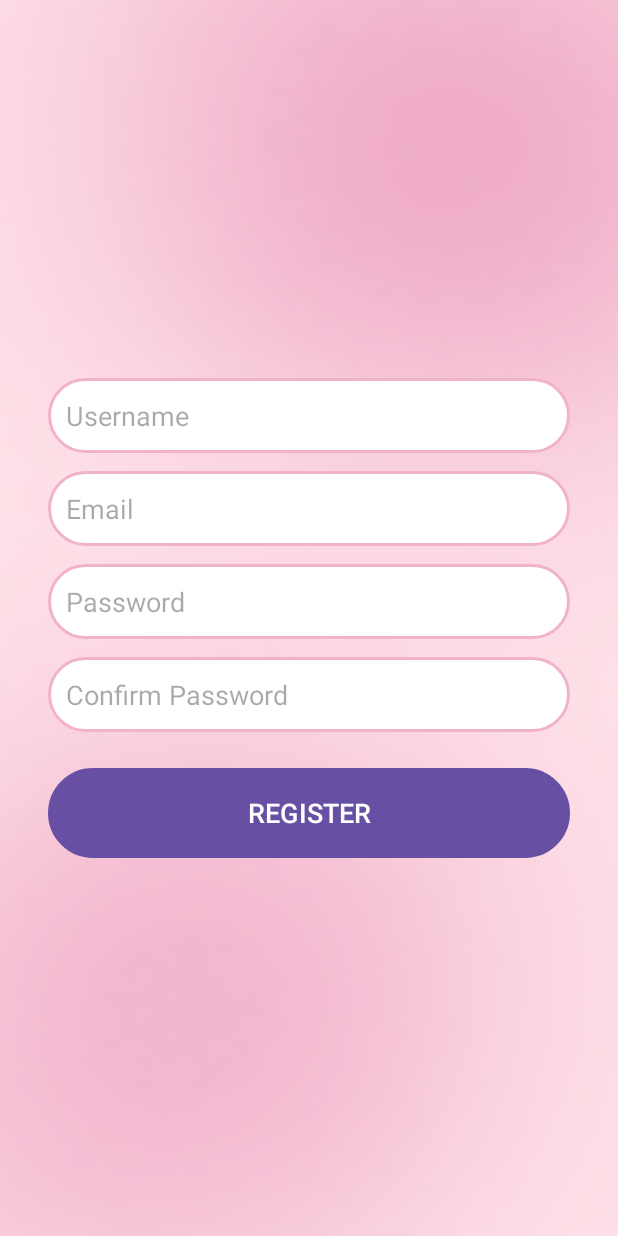
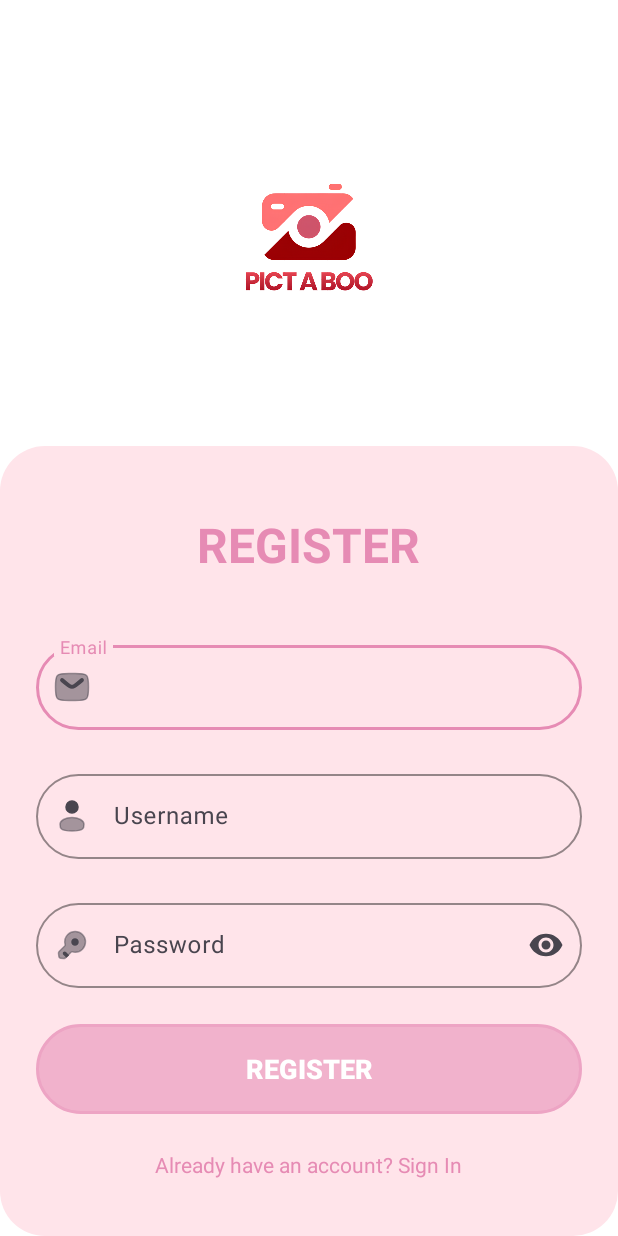
Before and after one commit to adeynt/Pict-A-Boo, an Android app: the RegisterActivity screen opened directly, with no data from a screen before it, on a phone screen of 412 x 824 dp. Run offline under Robolectric (Android 15) with nearby library versions, the phone set to English and light mode, and no system bars.

Commit message:
tambahan login & register

```diff
--- a/app/src/main/java/com/pictaboo/app/RegisterActivity.kt
+++ b/app/src/main/java/com/pictaboo/app/RegisterActivity.kt
@@ -2,42 +2,53 @@ package com.pictaboo.app
 
 import android.content.Intent
 import android.os.Bundle
-import android.widget.Button
-import android.widget.EditText
+import android.widget.TextView
 import android.widget.Toast
 import androidx.appcompat.app.AppCompatActivity
+import com.google.android.material.button.MaterialButton
+import com.google.android.material.textfield.TextInputEditText
 
 class RegisterActivity : AppCompatActivity() {
+
+    private lateinit var etUsername: TextInputEditText
+    private lateinit var etEmail: TextInputEditText
+    private lateinit var etPassword: TextInputEditText
+    private lateinit var btnRegister: MaterialButton
+    private lateinit var tvLoginPrompt: TextView
 
     override fun onCreate(savedInstanceState: Bundle?) {
         super.onCreate(savedInstanceState)
         setContentView(R.layout.activity_register)
 
-        val etUsername = findViewById<EditText>(R.id.etUsername)
-        val etEmail = findViewById<EditText>(R.id.etEmail)
-        val etPassword = findViewById<EditText>(R.id.etPassword)
-        val etConfirmPassword = findViewById<EditText>(R.id.etConfirmPassword)
-        val btnRegister = findViewById<Button>(R.id.btnRegister)
+        // Inisialisasi view
+        etUsername = findViewById(R.id.etUsername)
+        etEmail = findViewById(R.id.etEmail)
+        etPassword = findViewById(R.id.etPassword)
+        btnRegister = findViewById(R.id.btnRegister)
+        tvLoginPrompt = findViewById(R.id.tvLoginPrompt)
 
+        // Listener tombol register
         btnRegister.setOnClickListener {
-            val username = etUsername.text.toString().trim()
-            val email = etEmail.text.toString().trim()
-            val password = etPassword.text.toString().trim()
-            val confirmPassword = etConfirmPassword.text.toString().trim()
+            val username = etUsername.text?.toString()?.trim() ?: ""
+            val email = etEmail.text?.toString()?.trim() ?: ""
+            val password = etPassword.text?.toString()?.trim() ?: ""
 
-            if (username.isEmpty() || email.isEmpty() || password.isEmpty() || confirmPassword.isEmpty()) {
+            if (username.isEmpty() || email.isEmpty() || password.isEmpty()) {
                 Toast.makeText(this, "Please fill in all fields", Toast.LENGTH_SHORT).show()
-            } else if (password != confirmPassword) {
-                Toast.makeText(this, "Passwords do not match", Toast.LENGTH_SHORT).show()
             } else {
-                // TODO: Tambahkan logika register ke backend / Firebase
-                Toast.makeText(this, "Registration successful!", Toast.LENGTH_SHORT).show()
+                // TODO: Tambahkan logika register (misal ke backend atau Firebase)
+                Toast.makeText(this, "Registration successful! Please sign in.", Toast.LENGTH_SHORT).show()
 
-                // Setelah register, pindah ke MainActivity
-                val intent = Intent(this, MainActivity::class.java)
-                startActivity(intent)
+                // ✅ Setelah register, pindah ke Login
+                startActivity(Intent(this, LoginActivity::class.java))
                 finish()
             }
         }
+
+        // 👇 Tambahan: teks "Already have an account? Sign In"
+        tvLoginPrompt.setOnClickListener {
+            startActivity(Intent(this, LoginActivity::class.java))
+            finish()
+        }
     }
 }
--- /dev/null
+++ b/app/src/main/res/drawable/box_background_pink.xml
@@ -0,0 +1,8 @@
+<shape xmlns:android="http://schemas.android.com/apk/res/android"
+    android:shape="rectangle">
+
+    <!-- Pink -->
+    <solid android:color="#FFE4EA"/>
+    <corners android:radius="30dp"/>
+
+</shape>
--- /dev/null
+++ b/app/src/main/res/drawable/ic_email.xml
@@ -0,0 +1,18 @@
+<vector xmlns:android="http://schemas.android.com/apk/res/android"
+    android:width="24dp"
+    android:height="24dp"
+    android:viewportWidth="24"
+    android:viewportHeight="24">
+  <path
+      android:strokeWidth="1"
+      android:pathData="M14.2,3H9.8C5.652,3 3.577,3 2.289,4.318C1,5.636 1,7.757 1,12C1,16.243 1,18.364 2.289,19.682C3.577,21 5.652,21 9.8,21H14.2C18.348,21 20.423,21 21.711,19.682C23,18.364 23,16.243 23,12C23,7.757 23,5.636 21.711,4.318C20.423,3 18.348,3 14.2,3Z"
+      android:strokeAlpha="0.5"
+      android:fillColor="#E68BB4"
+      android:strokeColor="#E68BB4"
+      android:fillAlpha="0.5"/>
+  <path
+      android:strokeWidth="1"
+      android:pathData="M19.128,8.033C19.478,7.741 19.526,7.221 19.234,6.871C18.942,6.521 18.422,6.474 18.072,6.765L15.697,8.744C14.671,9.6 13.958,10.191 13.357,10.578C12.775,10.953 12.38,11.079 12,11.079C11.621,11.079 11.226,10.953 10.644,10.578C10.042,10.191 9.329,9.6 8.303,8.744L5.928,6.765C5.578,6.474 5.058,6.521 4.766,6.871C4.475,7.221 4.522,7.741 4.872,8.033L7.288,10.047C8.263,10.859 9.053,11.518 9.751,11.966C10.477,12.433 11.185,12.729 12,12.729C12.815,12.729 13.523,12.433 14.25,11.966C14.947,11.518 15.737,10.859 16.712,10.047L19.128,8.033Z"
+      android:fillColor="#E68BB4"
+      android:strokeColor="#E68BB4"/>
+</vector>
--- a/app/src/main/res/layout/activity_register.xml
+++ b/app/src/main/res/layout/activity_register.xml
@@ -1,57 +1,145 @@
 <LinearLayout
     xmlns:android="http://schemas.android.com/apk/res/android"
+    xmlns:app="http://schemas.android.com/apk/res-auto"
     android:orientation="vertical"
-    android:gravity="center"
     android:layout_width="match_parent"
     android:layout_height="match_parent"
-    android:padding="32dp"
-    android:background="@drawable/landing_page">
+    android:background="@color/white">
 
-    <EditText
+    <!-- Spacer atas -->
+    <View
+        android:layout_width="match_parent"
+        android:layout_height="0dp"
+        android:layout_weight="0.2"/>
+
+    <!-- Logo -->
+    <ImageView
+        android:id="@+id/imgLogo"
+        android:layout_width="120dp"
+        android:layout_height="120dp"
+        android:src="@drawable/logo_pictabook"
+        android:layout_gravity="center"
+        android:contentDescription="App Logo"
+        android:layout_marginBottom="20dp"/>
+
+    <!-- Spacer bawah -->
+    <View
+        android:layout_width="match_parent"
+        android:layout_height="0dp"
+        android:layout_weight="0.1"/>
+
+    <!-- Kotak input dan tombol -->
+    <LinearLayout
+        android:orientation="vertical"
+        android:layout_width="match_parent"
+        android:layout_height="0dp"
+        android:layout_weight="1"
+        android:background="@drawable/box_background_pink"
+        android:padding="24dp">
+
+        <!-- Title REGISTER -->
+        <TextView
+            android:id="@+id/tvRegisterTitle"
+            android:layout_width="wrap_content"
+            android:layout_height="wrap_content"
+            android:text="REGISTER"
+            android:textSize="32sp"
+            android:textStyle="bold"
+            android:textColor="#E68BB4"
+            android:layout_gravity="center_horizontal"
+            android:layout_marginBottom="40dp"
+            android:layout_marginTop="20dp"/>
+
+        <!-- Email -->
+        <com.google.android.material.textfield.TextInputLayout
+            android:layout_width="match_parent"
+            android:layout_height="wrap_content"
+            app:startIconDrawable="@drawable/ic_email"
+            android:layout_marginBottom="24dp"
+            app:boxBackgroundMode="outline"
+            app:boxStrokeColor="#E68BB4"
+            app:hintTextColor="#E68BB4"
+            app:boxCornerRadiusTopStart="30dp"
+            app:boxCornerRadiusTopEnd="30dp"
+            app:boxCornerRadiusBottomStart="30dp"
+            app:boxCornerRadiusBottomEnd="30dp">
+
+            <com.google.android.material.textfield.TextInputEditText
+                android:id="@+id/etEmail"
+                android:layout_width="match_parent"
+                android:layout_height="wrap_content"
+                android:hint="Email"
+                android:inputType="textEmailAddress"/>
+        </com.google.android.material.textfield.TextInputLayout>
+
+        <!-- Username -->
+        <com.google.android.material.textfield.TextInputLayout
+            android:layout_width="match_parent"
+            android:layout_height="wrap_content"
+            app:startIconDrawable="@drawable/ic_user"
+            android:layout_marginBottom="24dp"
+            app:boxBackgroundMode="outline"
+            app:boxStrokeColor="#E68BB4"
+            app:hintTextColor="#E68BB4"
+            app:boxCornerRadiusTopStart="30dp"
+            app:boxCornerRadiusTopEnd="30dp"
+            app:boxCornerRadiusBottomStart="30dp"
+            app:boxCornerRadiusBottomEnd="30dp">
+
+            <com.google.android.material.textfield.TextInputEditText
                 android:id="@+id/etUsername"
                 android:layout_width="match_parent"
-        android:layout_height="50dp"
+                android:layout_height="wrap_content"
                 android:hint="Username"
-        android:padding="12dp"
-        android:background="@drawable/et_background"
-        android:layout_marginBottom="12dp"/>
+                android:inputType="text"/>
+        </com.google.android.material.textfield.TextInputLayout>
 
-    <EditText
-        android:id="@+id/etEmail"
+        <!-- Password dengan toggle -->
+        <com.google.android.material.textfield.TextInputLayout
             android:layout_width="match_parent"
-        android:layout_height="50dp"
-        android:hint="Email"
-        android:padding="12dp"
-        android:background="@drawable/et_background"
-        android:inputType="textEmailAddress"
-        android:layout_marginBottom="12dp"/>
+            android:layout_height="wrap_content"
+            app:startIconDrawable="@drawable/ic_lock"
+            app:endIconMode="password_toggle"
+            android:layout_marginBottom="24dp"
+            app:boxBackgroundMode="outline"
+            app:boxStrokeColor="#E68BB4"
+            app:hintTextColor="#E68BB4"
+            app:boxCornerRadiusTopStart="30dp"
+            app:boxCornerRadiusTopEnd="30dp"
+            app:boxCornerRadiusBottomStart="30dp"
+            app:boxCornerRadiusBottomEnd="30dp">
 
-    <EditText
+            <com.google.android.material.textfield.TextInputEditText
                 android:id="@+id/etPassword"
                 android:layout_width="match_parent"
-        android:layout_height="50dp"
+                android:layout_height="wrap_content"
                 android:hint="Password"
-        android:padding="12dp"
-        android:background="@drawable/et_background"
-        android:inputType="textPassword"
-        android:layout_marginBottom="12dp"/>
+                android:inputType="textPassword"/>
+        </com.google.android.material.textfield.TextInputLayout>
 
-    <EditText
-        android:id="@+id/etConfirmPassword"
-        android:layout_width="match_parent"
-        android:layout_height="50dp"
-        android:hint="Confirm Password"
-        android:padding="12dp"
-        android:background="@drawable/et_background"
-        android:inputType="textPassword"
-        android:layout_marginBottom="24dp"/>
-
-    <Button
+        <!-- Register Button -->
+        <com.google.android.material.button.MaterialButton
             android:id="@+id/btnRegister"
             android:layout_width="match_parent"
             android:layout_height="60dp"
             android:text="REGISTER"
             android:textColor="#FFFFFF"
+            android:textStyle="bold"
             android:textSize="18sp"
-        android:background="@drawable/btn_pink"/>
+            android:background="@drawable/btn_pink"
+            app:backgroundTint="@null"
+            android:layout_marginBottom="24dp"/>
+
+        <!-- TextView to Login -->
+        <TextView
+            android:id="@+id/tvLoginPrompt"
+            android:layout_width="wrap_content"
+            android:layout_height="wrap_content"
+            android:textColor="#E68BB4"
+            android:textSize="14sp"
+            android:layout_gravity="center_horizontal"
+            android:text="Already have an account? Sign In"
+            android:clickable="true"
+            android:focusable="true"/>
     </LinearLayout>
+</LinearLayout>
--- a/app/src/main/res/values/colors.xml
+++ b/app/src/main/res/values/colors.xml
@@ -4,4 +4,5 @@
     <color name="white">#FFFFFFFF</color>
     <color name="btnSignInColor">#2196F3</color>
     <color name="btnSignUpColor">#4CAF50</color>
+    <color name="pink">#E68BB4</color>
 </resources>
```
Also changed, not shown: app/src/main/java/com/pictaboo/app/WelcomeActivity.kt (+6 -9 lines), app/src/main/res/drawable/ic_eye.xml (added, +19 -0 lines), app/src/main/res/drawable/ic_eye_off.xml (added, +19 -0 lines), app/src/main/res/layout/activity_login.xml (+58 -26 lines). Lines whose indentation alone changed are shown as unchanged.
